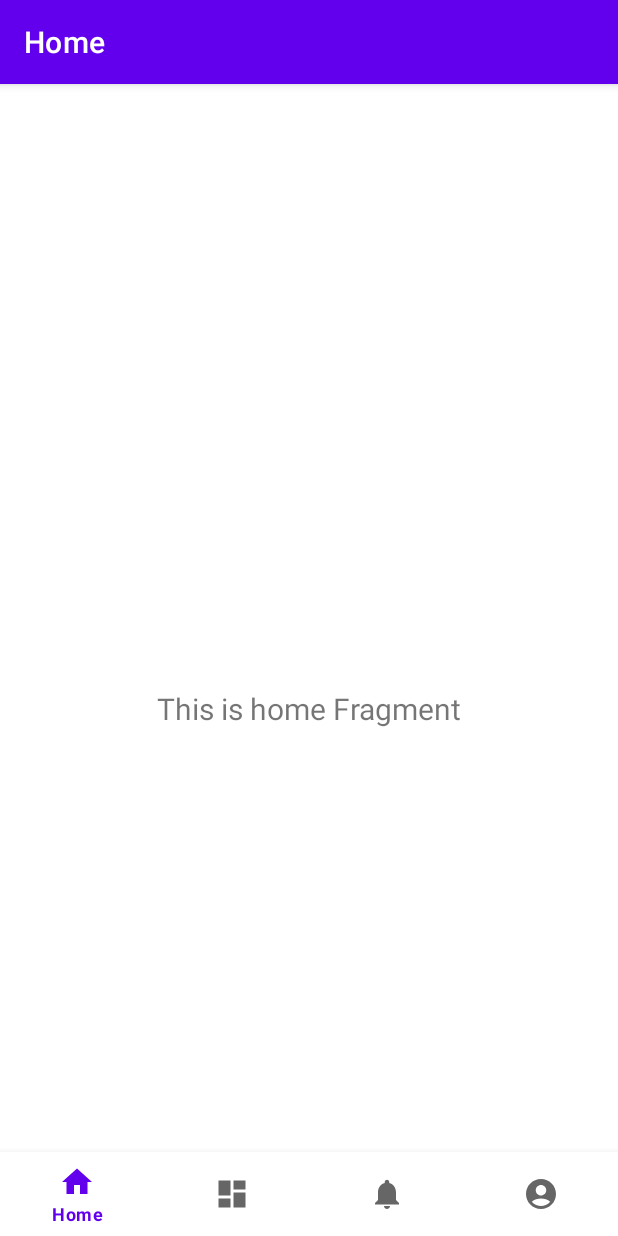
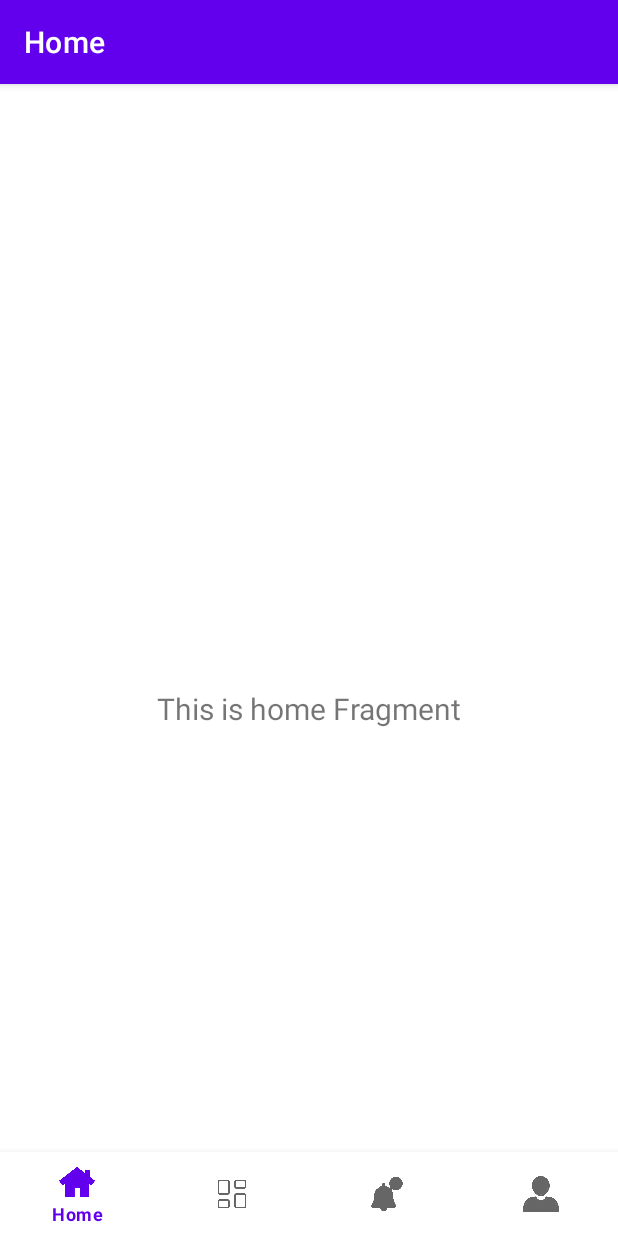
Before and after one commit to Splay155/UTS_MPR5_087_104, an Android app: the BtnNav screen opened directly, with no data from a screen before it, on a phone screen of 412 x 824 dp. Run offline under Robolectric (Android 15) with nearby library versions, the phone set to English and light mode, and no system bars; our stand-ins replace navigation-ui; 1 statement that could not run was skipped.

Commit message:
ganti icon

```diff
--- a/app/src/main/java/com/example/myapplication/BtnNav.kt
+++ b/app/src/main/java/com/example/myapplication/BtnNav.kt
@@ -1,6 +1,7 @@
 package com.example.myapplication
 
 import android.os.Bundle
+import android.webkit.WebView
 import com.google.android.material.bottomnavigation.BottomNavigationView
 import androidx.appcompat.app.AppCompatActivity
 import androidx.navigation.findNavController
@@ -32,5 +33,8 @@ class BtnNav : AppCompatActivity() {
         setupActionBarWithNavController(navController, appBarConfiguration)
         navView.setupWithNavController(navController)
 
+        val myWebView: WebView = findViewById(R.id.web)
+        myWebView.loadUrl("https://youtu.be/jPsmtMnHmOo")
+
     }
 }
--- a/app/src/main/res/menu/bottom_nav_menu.xml
+++ b/app/src/main/res/menu/bottom_nav_menu.xml
@@ -3,22 +3,22 @@
 
     <item
         android:id="@+id/navigation_home"
-        android:icon="@drawable/ic_home_black_24dp"
+        android:icon="@drawable/home"
         android:title="@string/title_home" />
 
     <item
         android:id="@+id/navigation_dashboard"
-        android:icon="@drawable/ic_dashboard_black_24dp"
+        android:icon="@drawable/dashboard"
         android:title="@string/title_dashboard" />
 
     <item
         android:id="@+id/navigation_notifications"
-        android:icon="@drawable/ic_notifications_black_24dp"
+        android:icon="@drawable/notification"
         android:title="@string/title_notifications" />
 
     <item
         android:id="@+id/navigation_profile"
-        android:icon="@drawable/ic_baseline_account_circle_24"
+        android:icon="@drawable/user"
         android:title="@string/title_profile" />
 
 </menu>
```
Also changed, not shown: app/src/main/res/layout/fragment_dashboard.xml (+25 -12 lines), app/src/main/res/drawable/dashboard.png (added), app/src/main/res/drawable/home.png (added), app/src/main/res/drawable/notification.png (added), app/src/main/res/drawable/user.png (added).
